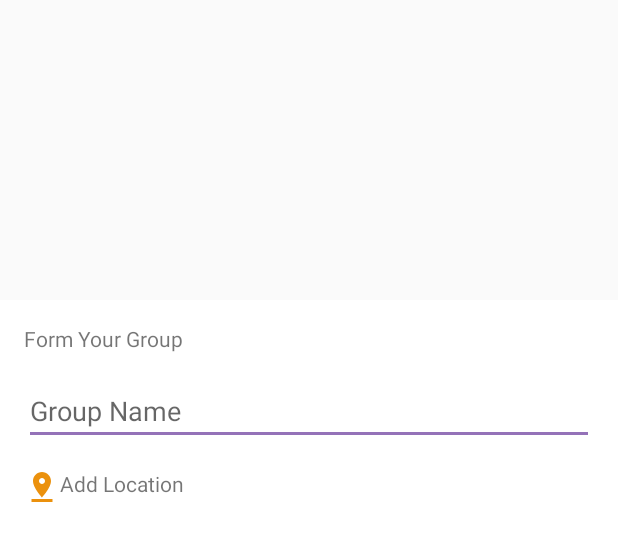
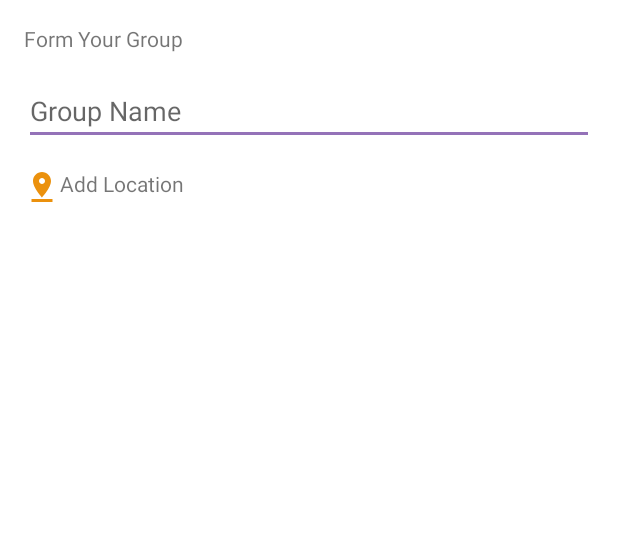
Before and after one commit to Moonianne/Bindle, an Android app: the layout fragment_start_group.xml on its own in the app's theme, with its tools: preview values and no code run, on a phone screen of 412 x 824 dp. Shown: the top 541 px of the screen. Run offline under Robolectric (Android 15) with nearby library versions, the phone set to English and light mode, and no system bars.

```diff
--- a/app/src/main/res/layout/activity_host.xml
+++ b/app/src/main/res/layout/activity_host.xml
@@ -1,5 +1,5 @@
 <?xml version="1.0" encoding="utf-8"?>
-<FrameLayout xmlns:android="http://schemas.android.com/apk/res/android"
+<android.support.constraint.ConstraintLayout xmlns:android="http://schemas.android.com/apk/res/android"
     android:id="@+id/main_container"
     xmlns:tools="http://schemas.android.com/tools"
     android:layout_width="match_parent"
--- a/app/src/main/res/values/styles.xml
+++ b/app/src/main/res/values/styles.xml
@@ -1,7 +1,7 @@
 <resources>
 
     <!-- Base application theme. -->
-    <style name="AppTheme" parent="Theme.AppCompat.Light.DarkActionBar">
+    <style name="AppTheme" parent="Theme.AppCompat.Light.NoActionBar">
         <!-- Customize your theme here. -->
         <item name="colorPrimary">@color/colorPrimary</item>
         <item name="colorPrimaryDark">@color/colorPrimaryDark</item>
--- /dev/null
+++ b/group/src/main/java/com/android/group/view/OnFragmentInteractionCompleteListener.java
@@ -0,0 +1,5 @@
+package com.android.group.view;
+
+public interface OnFragmentInteractionCompleteListener {
+    void closeFragment();
+}
--- a/group/src/main/res/layout/fragment_start_group.xml
+++ b/group/src/main/res/layout/fragment_start_group.xml
@@ -4,10 +4,9 @@
     xmlns:app="http://schemas.android.com/apk/res-auto"
     xmlns:tools="http://schemas.android.com/tools"
     android:layout_width="match_parent"
-    android:layout_height="400dp"
+    android:layout_height="match_parent"
     android:background="#FFF"
     tools:context=".view.StartGroupFragment"
-    android:layout_marginTop="200dp"
     android:clickable="true"
     android:focusable="true">
 
```
Also changed, not shown: app/src/main/java/org/pursuit/usolo/view/HostActivity.java (+32 -27 lines), group/src/main/java/com/android/group/view/AddLocationFragment.java (+6 -6 lines), group/src/main/java/com/android/group/view/recyclerview/AddLocationViewHolder.java (+14 -2 lines), group/src/main/java/com/android/group/viewmodel/NetworkViewModel.java (+4 -5 lines).
